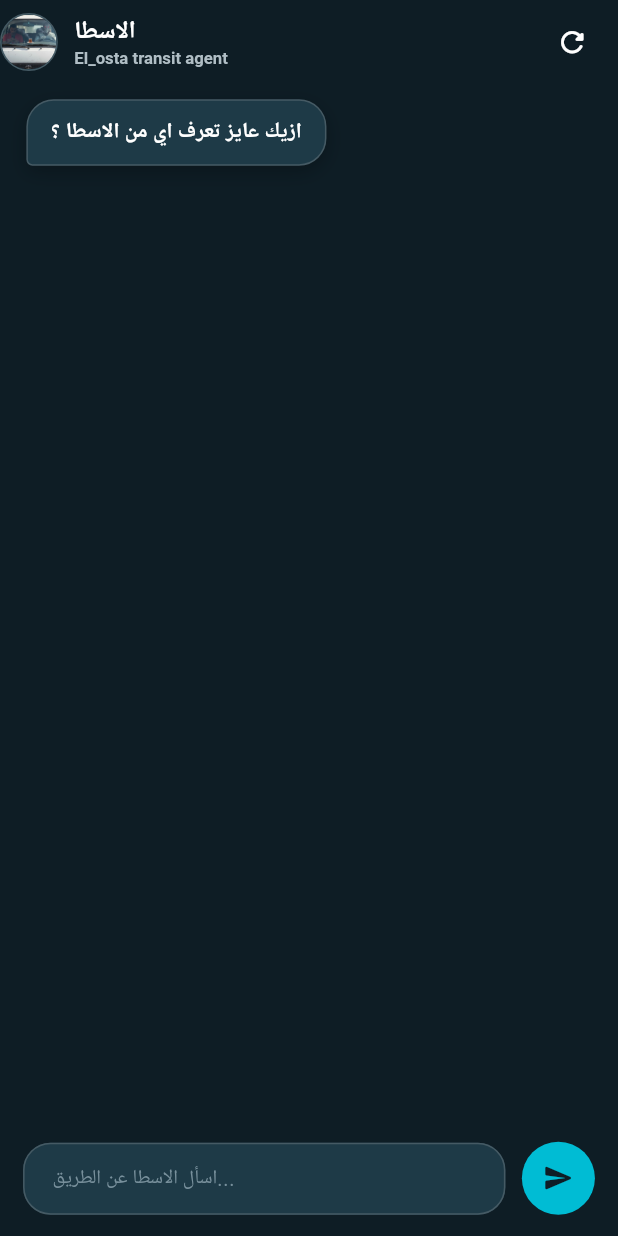
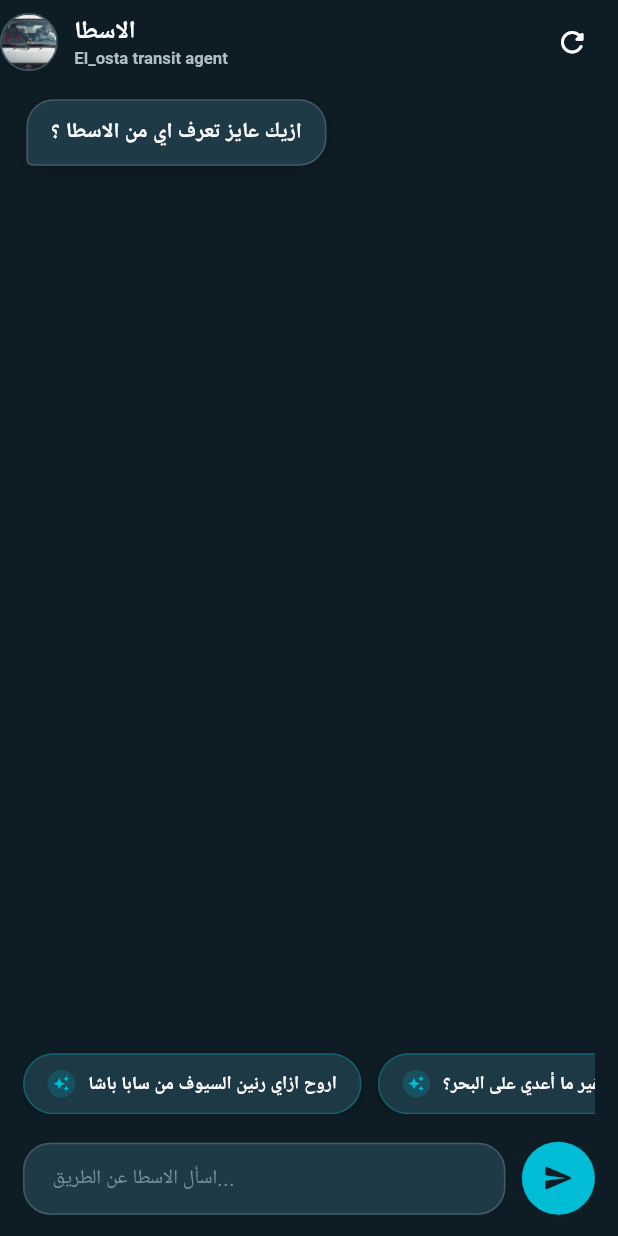
Before and after one commit to RowanFayez/personalized_trip_planner_flutter, a Flutter app: the AgentChatPage screen opened by its route, on a phone screen of 412 x 824 dp. Run offline on Flutter 3.47's test engine with Material 3 defaults, Android fonts, the phone set to English and light mode, and no system bars; our stand-ins replace dio, equatable, flutter_bloc, flutter_dotenv, flutter_screenutil, flutter_svg and 8 more; missing offline and left inert: mapbox_maps_flutter; accounts and stored records are empty; generated files the repository leaves out were written again; network calls fail; statements that could not run were skipped.

Commit message:
Add AgentQueryChipsBar widget for suggested queries in chat

```diff
--- a/lib/features/agent/presentation/view/agent_chat_page.dart
+++ b/lib/features/agent/presentation/view/agent_chat_page.dart
@@ -8,6 +8,7 @@ import '../../../../core/constants/app_colors.dart';
 import '../../../../core/constants/app_strings.dart';
 import '../cubit/agent_cubit.dart';
 import '../cubit/agent_state.dart';
+import '../widgets/agent_query_chips_bar.dart';
 
 class AgentChatPage extends StatefulWidget {
   const AgentChatPage({super.key});
@@ -31,6 +32,15 @@ class _AgentChatPageState extends State<AgentChatPage> {
     final text = _controller.text.trim();
     if (text.isEmpty) return;
 
+    _controller.clear();
+    context.read<AgentCubit>().sendMessage(text);
+  }
+
+  void _sendSuggestedQuery(String query) {
+    final text = query.trim();
+    if (text.isEmpty) return;
+
+    FocusScope.of(context).unfocus();
     _controller.clear();
     context.read<AgentCubit>().sendMessage(text);
   }
@@ -100,6 +110,12 @@ class _AgentChatPageState extends State<AgentChatPage> {
                 if (state.status == AgentStatus.failure &&
                     (state.errorMessage ?? '').trim().isNotEmpty)
                   _ErrorStrip(message: state.errorMessage!.trim()),
+                Padding(
+                  padding: EdgeInsets.fromLTRB(14.w, 10.h, 14.w, 8.h),
+                  child: AgentQueryChipsBar(
+                    onQuerySelected: _sendSuggestedQuery,
+                  ),
+                ),
                 _Composer(
                   controller: _controller,
                   enabled: !isLoading,
--- /dev/null
+++ b/lib/features/agent/presentation/widgets/agent_query_chips_bar.dart
@@ -0,0 +1,121 @@
+import 'package:flutter/material.dart';
+import 'package:flutter_screenutil/flutter_screenutil.dart';
+
+import '../../../../core/constants/app_colors.dart';
+
+class AgentQueryChipsBar extends StatelessWidget {
+  final ValueChanged<String> onQuerySelected;
+  final List<String> queries;
+
+  const AgentQueryChipsBar({
+    super.key,
+    required this.onQuerySelected,
+    this.queries = const [
+      'اروح ازاي رنين السيوف من سابا باشا',
+      'عايز أروح سيدي جابر بس من غير ما أعدي على البحر؟',
+      'إيه أسرع طريق يوديني عزبة سعد ؟',
+      'أجرة المشروع من فيكتوريا لمحطة الرمل كام؟',
+      'هل طريق الكورنيش زحمة دلوقتي عند جليم؟',
+    ],
+  });
+
+  @override
+  Widget build(BuildContext context) {
+    return SizedBox(
+      height: 40.h,
+      child: ListView.builder(
+        scrollDirection: Axis.horizontal,
+        physics: const BouncingScrollPhysics(),
+        padding: EdgeInsets.zero,
+        itemCount: queries.length,
+        itemBuilder: (context, index) {
+          final query = queries[index];
+          return Padding(
+            padding: EdgeInsetsDirectional.only(
+              end: index == queries.length - 1 ? 0 : 10.w,
+            ),
+            child: _QueryChip(
+              label: query,
+              onTap: () => onQuerySelected(query),
+            ),
+          );
+        },
+      ),
+    );
+  }
+}
+
+class _QueryChip extends StatelessWidget {
+  final String label;
+  final VoidCallback onTap;
+
+  const _QueryChip({required this.label, required this.onTap});
+
+  @override
+  Widget build(BuildContext context) {
+    return Material(
+      color: Colors.transparent,
+      child: InkWell(
+        onTap: onTap,
+        borderRadius: BorderRadius.circular(20.r),
+        child: Container(
+          height: 40.h,
+          padding: EdgeInsets.symmetric(horizontal: 14.w),
+          decoration: BoxDecoration(
+            color: AppColors.searchInputBackground.withValues(alpha: 0.96),
+            borderRadius: BorderRadius.circular(20.r),
+            border: Border.all(
+              color: AppColors.primaryTeal.withValues(alpha: 0.32),
+            ),
+            boxShadow: [
+              BoxShadow(
+                color: AppColors.shadow,
+                blurRadius: 8.r,
+                offset: Offset(0, 3.h),
+              ),
+            ],
+          ),
+          child: Row(
+            mainAxisSize: MainAxisSize.min,
+            children: [
+              Container(
+                width: 18.r,
+                height: 18.r,
+                decoration: BoxDecoration(
+                  color: AppColors.primaryTeal.withValues(alpha: 0.18),
+                  shape: BoxShape.circle,
+                ),
+                child: Icon(
+                  Icons.auto_awesome,
+                  size: 11.r,
+                  color: AppColors.primaryTeal,
+                ),
+              ),
+              SizedBox(width: 8.w),
+              Flexible(
+                child: Text(
+                  label,
+                  maxLines: 1,
+                  overflow: TextOverflow.ellipsis,
+                  textDirection: _containsArabic(label)
+                      ? TextDirection.rtl
+                      : TextDirection.ltr,
+                  style: TextStyle(
+                    color: AppColors.textPrimary,
+                    fontSize: 12.sp,
+                    fontWeight: FontWeight.w700,
+                    height: 1.0,
+                  ),
+                ),
+              ),
+            ],
+          ),
+        ),
+      ),
+    );
+  }
+
+  bool _containsArabic(String value) {
+    return RegExp(r'[\u0600-\u06FF]').hasMatch(value);
+  }
+}
```
